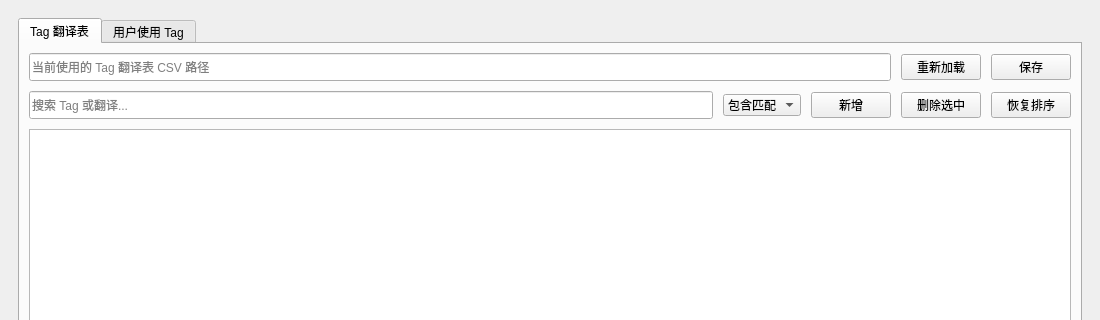
Before: the Qt Designer form tools/tagbrowserwidget.ui in hanbinhsh/SD-LoRA-Manager, drawn with Qt 5; both pictures show x 0 to 1100 and y 0 to 320 of the 1100 by 760 pixel window.
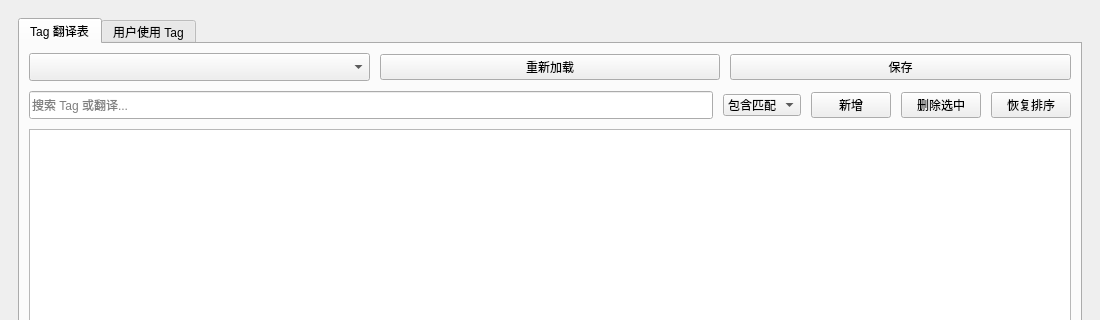
After: the same form once the commit is applied.

```diff
--- a/tools/tagbrowserwidget.ui
+++ b/tools/tagbrowserwidget.ui
@@ -42,18 +42,15 @@
        <item>
         <layout class="QHBoxLayout" name="horizontalLayoutTop">
          <item>
-          <widget class="QLineEdit" name="editCsvPath">
+          <widget class="QComboBox" name="comboTranslationSource">
            <property name="minimumSize">
             <size>
              <width>0</width>
              <height>28</height>
             </size>
            </property>
-           <property name="readOnly">
-            <bool>true</bool>
-           </property>
-           <property name="placeholderText">
-            <string>当前使用的 Tag 翻译表 CSV 路径</string>
+           <property name="toolTip">
+            <string>词表路径与启用状态请在设置页管理</string>
            </property>
           </widget>
          </item>
```
